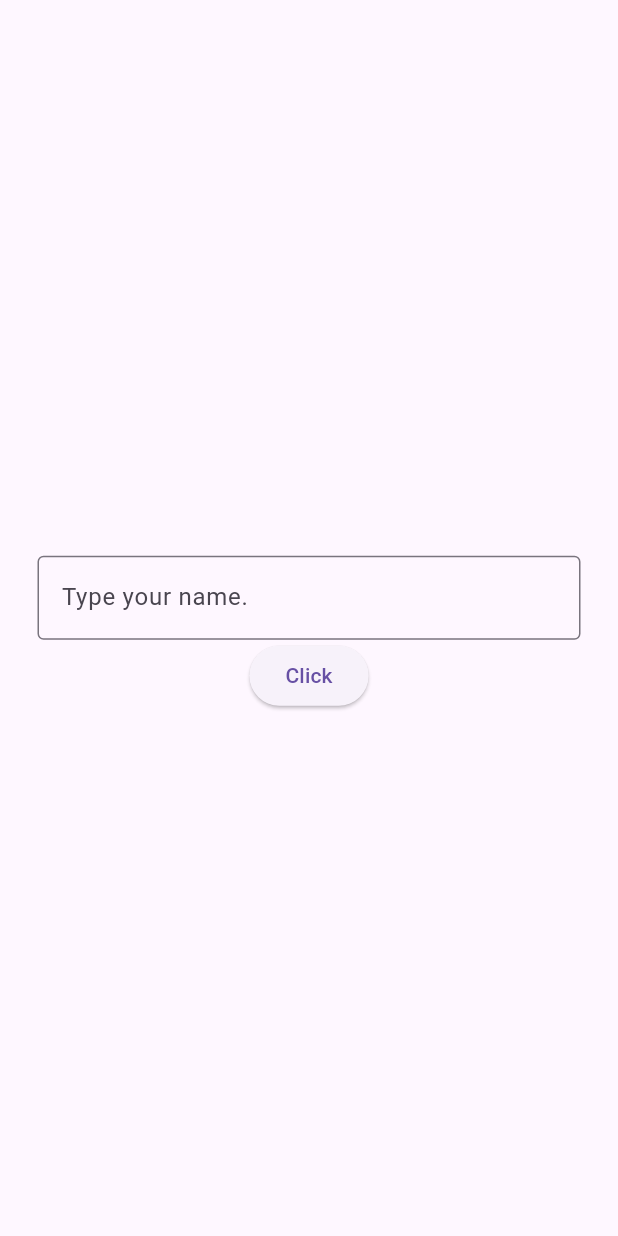
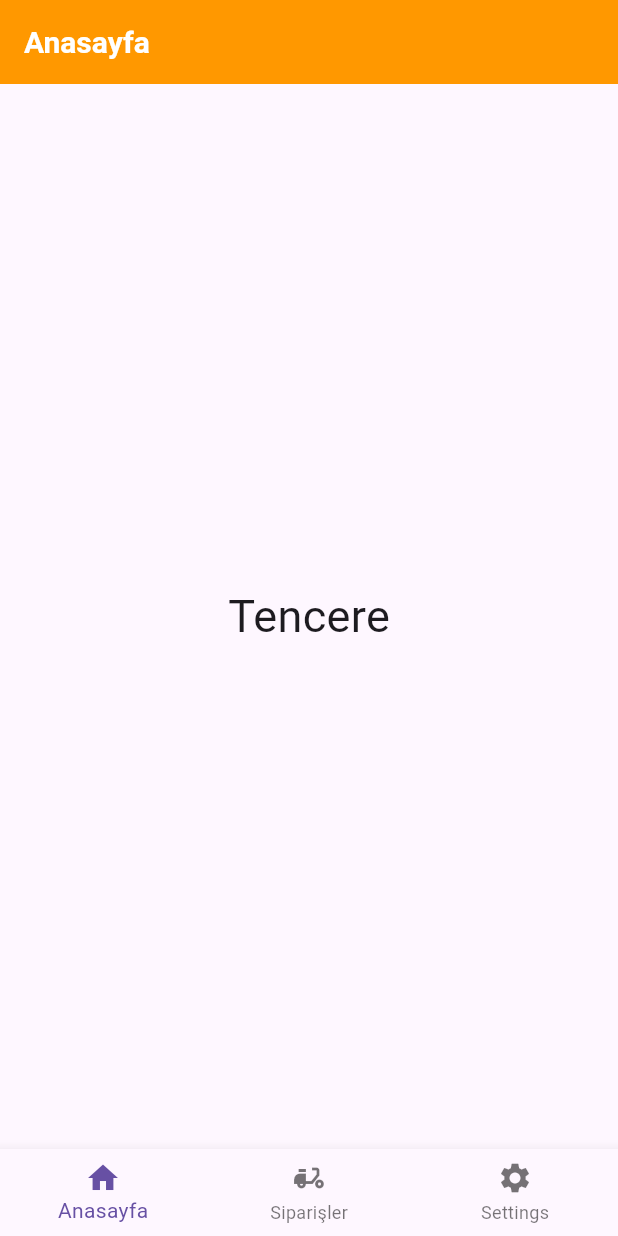
Before and after one commit to itstalalsalman/flutter_app_first, a Flutter app: the screen it shows after launch, on a phone screen of 412 x 824 dp. Run offline on Flutter 3.47's test engine with Material 3 defaults, Android fonts, the phone set to English and light mode, and no system bars.

Commit message:
Bottom Navigation Implemented & Navigation Between The Three Pages.

```diff
--- a/lib/main.dart
+++ b/lib/main.dart
@@ -1,6 +1,6 @@
 
 import 'package:flutter/material.dart';
-import 'pages/todo_page.dart';
+import 'pages/order_page.dart';
 void main() {
   runApp(const MyApp());
 
@@ -18,8 +18,7 @@ class MyApp extends StatelessWidget {
   Widget build(BuildContext context) {
     return MaterialApp(
       debugShowCheckedModeBanner: false,
-      home: ToDoPage(),
-
+      home: OrdersPage(),
     );
   }
 }
--- /dev/null
+++ b/lib/pages/home_page.dart
@@ -0,0 +1,17 @@
+
+import 'package:flutter/material.dart';
+
+
+class HomePage extends StatelessWidget {
+  const HomePage({super.key});
+
+  @override
+  Widget build(BuildContext context) {
+
+
+
+    return Scaffold(
+      body: Center(child: Container(width: double.infinity, child: Center(child: Text("Tencere", style: TextStyle(fontSize: 30),)))),
+    );
+  }
+}
--- /dev/null
+++ b/lib/pages/order_list.dart
@@ -0,0 +1,12 @@
+
+import 'package:flutter/material.dart';
+
+
+class OrderListPage extends StatelessWidget {
+  const OrderListPage({super.key});
+
+  @override
+  Widget build(BuildContext context) {
+    return MaterialApp();
+  }
+}
--- /dev/null
+++ b/lib/pages/order_page.dart
@@ -0,0 +1,56 @@
+
+import 'package:flutter/material.dart';
+import "package:flutte_app/pages/order_list.dart";
+import "package:flutte_app/pages/home_page.dart";
+import "package:flutte_app/pages/settings_page.dart";
+
+
+class OrdersPage extends StatefulWidget {
+  const OrdersPage({super.key});
+
+  @override
+  State<OrdersPage> createState() => _OrdersPageState();
+}
+
+class _OrdersPageState extends State<OrdersPage> {
+  int _selectedIndex = 0;
+  final List _bottomNavBarItems = ["Anasayfa", "Siparişler", "Settings"];
+
+  void _navigateBottomBar(int index){
+    setState(() {
+      _selectedIndex = index;
+    });
+  }
+
+  final List _pages = [
+    HomePage(),
+    OrderListPage(),
+    Settings(),
+  ];
+
+  @override
+  Widget build(BuildContext context) {
+    return Scaffold(
+      appBar: AppBar(title: Text(_bottomNavBarItems[_selectedIndex], style: TextStyle(color: Colors.white, fontWeight: FontWeight.bold, fontSize: 20),), backgroundColor: Colors.orange,),
+      body: _pages[_selectedIndex],
+      bottomNavigationBar: BottomNavigationBar(
+        currentIndex: _selectedIndex,
+        onTap: _navigateBottomBar,
+        items: [
+          BottomNavigationBarItem(
+            icon: Icon(Icons.home),
+            label: "Anasayfa", //Home Page
+          ),
+          BottomNavigationBarItem(
+            icon: Icon(Icons.delivery_dining),
+            label: "Siparişler",
+          ), // Order Page
+          BottomNavigationBarItem(
+            icon: Icon(Icons.settings),
+            label: "Settings",
+          ),
+        ],
+      ),
+    );
+  }
+}
--- /dev/null
+++ b/lib/pages/settings_page.dart
@@ -0,0 +1,12 @@
+
+import 'package:flutter/material.dart';
+
+
+class Settings extends StatelessWidget {
+  const Settings({super.key});
+
+  @override
+  Widget build(BuildContext context) {
+    return MaterialApp();
+  }
+}
--- a/lib/pages/todo_page.dart
+++ /dev/null
@@ -1,49 +0,0 @@
-import 'package:flutter/material.dart';
-
-
-class ToDoPage extends StatefulWidget {
-  const ToDoPage({super.key});
-
-  @override
-  State<ToDoPage> createState() => _ToDoPageState();
-
-}
-
-class _ToDoPageState extends State<ToDoPage> {
-
-  //text editing controller
-  TextEditingController myController = TextEditingController();
-
-  String greetingMessage = "";
-
-  void greetUser(){
-    String userName = myController.text;
-    setState(() {
-      greetingMessage = "Hello, " + userName;
-    });
-  }
-  @override
-  Widget build(BuildContext context){
-    return Scaffold(
-      body: Center(
-        child: Padding(
-          padding: const EdgeInsets.all(25.0),
-          child: Column(
-            mainAxisAlignment: MainAxisAlignment.center,
-            children: [
-              Text(greetingMessage),
-              TextField(
-                controller: myController,
-                decoration: InputDecoration(
-                  border: OutlineInputBorder(),
-                  hintText: "Type your name.",
-                ),
-              ),
-              ElevatedButton(onPressed: greetUser, child: Text("Click"),)
-            ],
-          ),
-        ),
-      ),
-    );
-  }
-}
```
Also changed, not shown: assets/images/logo_app.png (added).
